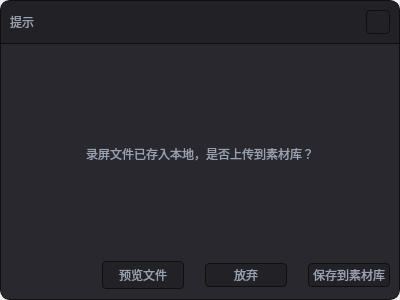
Type3limit/ScreenRecorder, file dialogs/preview/uploadnoticewindow.ui: the form before one commit.
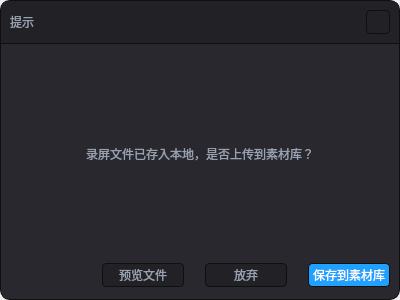
The form after the commit. Icons and pictures are not drawn. Custom widgets are drawn as their Qt base class.

Patch:
```diff
--- a/dialogs/preview/uploadnoticewindow.ui
+++ b/dialogs/preview/uploadnoticewindow.ui
@@ -371,13 +371,13 @@
            <property name="minimumSize">
             <size>
              <width>82</width>
-             <height>0</height>
+             <height>24</height>
             </size>
            </property>
            <property name="maximumSize">
             <size>
              <width>82</width>
-             <height>16777215</height>
+             <height>24</height>
             </size>
            </property>
            <property name="text">
@@ -450,6 +450,27 @@
              <height>24</height>
             </size>
            </property>
+           <property name="styleSheet">
+            <string notr="true">QPushButton
+{
+  selection-background-color: #40404A;
+  selection-color: #3B3B41;
+  color: white;
+  height:24px;
+  background-color: rgb(32, 160, 255);
+  border-style: solid;
+  border: 1px solid #0F0F0F;
+  border-radius: 4;
+  padding: 1px 0px 1px 2px;
+  font-size: 12px;
+  font-family:Microsoft YaHei UI;
+  padding-left:0px;
+}
+QPushButton:hover
+{
+ background-color: rgb(32, 180, 255);
+}</string>
+           </property>
            <property name="text">
             <string>保存到素材库</string>
            </property>
```
